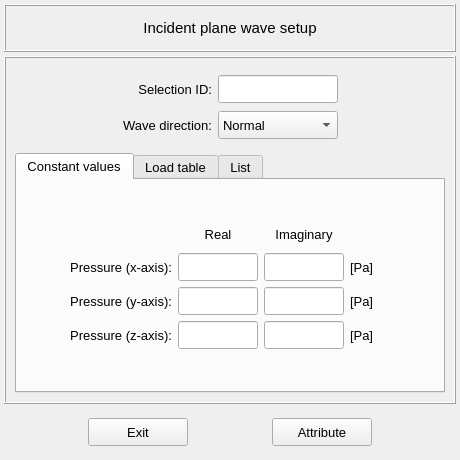
First picture: the form in vibra/interface/data/ui_files/model/setup/acoustic/incident_plane_wave_inputs.ui, repository MOPT-UFSC/VIBRA, before the edit.
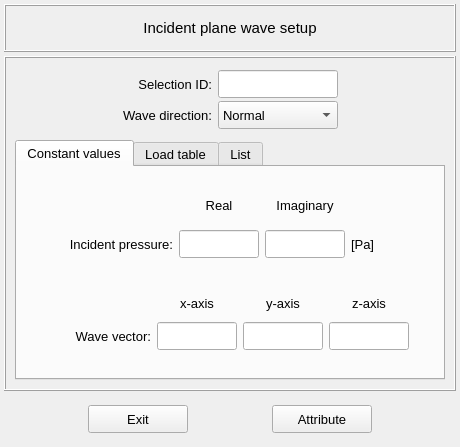
Second picture: the form after the edit.

Commit message: Implement the wave vector for the incident plane wave boundary condition

What changed in the file:
```diff
--- a/vibra/interface/data/ui_files/model/setup/acoustic/incident_plane_wave_inputs.ui
+++ b/vibra/interface/data/ui_files/model/setup/acoustic/incident_plane_wave_inputs.ui
@@ -10,7 +10,7 @@
     <x>0</x>
     <y>0</y>
     <width>460</width>
-    <height>460</height>
+    <height>447</height>
    </rect>
   </property>
   <property name="sizePolicy">
@@ -84,12 +84,203 @@
       <enum>QFrame::Raised</enum>
      </property>
      <layout class="QGridLayout" name="gridLayout_4">
+      <item row="0" column="0" rowspan="2">
+       <widget class="QFrame" name="frame_4">
+        <property name="minimumSize">
+         <size>
+          <width>360</width>
+          <height>40</height>
+         </size>
+        </property>
+        <property name="maximumSize">
+         <size>
+          <width>16777215</width>
+          <height>80</height>
+         </size>
+        </property>
+        <property name="frameShape">
+         <enum>QFrame::NoFrame</enum>
+        </property>
+        <property name="frameShadow">
+         <enum>QFrame::Raised</enum>
+        </property>
+        <layout class="QGridLayout" name="gridLayout_5">
+         <property name="leftMargin">
+          <number>2</number>
+         </property>
+         <property name="topMargin">
+          <number>2</number>
+         </property>
+         <property name="rightMargin">
+          <number>2</number>
+         </property>
+         <property name="bottomMargin">
+          <number>2</number>
+         </property>
+         <property name="horizontalSpacing">
+          <number>6</number>
+         </property>
+         <property name="verticalSpacing">
+          <number>2</number>
+         </property>
+         <item row="0" column="3">
+          <spacer name="horizontalSpacer">
+           <property name="orientation">
+            <enum>Qt::Horizontal</enum>
+           </property>
+           <property name="sizeHint" stdset="0">
+            <size>
+             <width>40</width>
+             <height>20</height>
+            </size>
+           </property>
+          </spacer>
+         </item>
+         <item row="0" column="0">
+          <spacer name="horizontalSpacer_2">
+           <property name="orientation">
+            <enum>Qt::Horizontal</enum>
+           </property>
+           <property name="sizeHint" stdset="0">
+            <size>
+             <width>40</width>
+             <height>20</height>
+            </size>
+           </property>
+          </spacer>
+         </item>
+         <item row="0" column="1">
+          <widget class="QLabel" name="label_2">
+           <property name="minimumSize">
+            <size>
+             <width>80</width>
+             <height>28</height>
+            </size>
+           </property>
+           <property name="maximumSize">
+            <size>
+             <width>120</width>
+             <height>28</height>
+            </size>
+           </property>
+           <property name="font">
+            <font>
+             <pointsize>10</pointsize>
+            </font>
+           </property>
+           <property name="text">
+            <string>Selection ID:</string>
+           </property>
+           <property name="alignment">
+            <set>Qt::AlignRight|Qt::AlignTrailing|Qt::AlignVCenter</set>
+           </property>
+          </widget>
+         </item>
+         <item row="0" column="2">
+          <widget class="QLineEdit" name="lineEdit_selection_id">
+           <property name="minimumSize">
+            <size>
+             <width>120</width>
+             <height>28</height>
+            </size>
+           </property>
+           <property name="maximumSize">
+            <size>
+             <width>120</width>
+             <height>28</height>
+            </size>
+           </property>
+           <property name="font">
+            <font>
+             <family>MS Shell Dlg 2</family>
+             <pointsize>10</pointsize>
+             <weight>50</weight>
+             <italic>false</italic>
+             <bold>false</bold>
+            </font>
+           </property>
+           <property name="focusPolicy">
+            <enum>Qt::ClickFocus</enum>
+           </property>
+           <property name="styleSheet">
+            <string notr="true"/>
+           </property>
+           <property name="alignment">
+            <set>Qt::AlignCenter</set>
+           </property>
+          </widget>
+         </item>
+         <item row="1" column="1">
+          <widget class="QLabel" name="label_19">
+           <property name="minimumSize">
+            <size>
+             <width>80</width>
+             <height>28</height>
+            </size>
+           </property>
+           <property name="maximumSize">
+            <size>
+             <width>120</width>
+             <height>28</height>
+            </size>
+           </property>
+           <property name="font">
+            <font>
+             <family>MS Shell Dlg 2</family>
+             <pointsize>10</pointsize>
+             <weight>50</weight>
+             <italic>false</italic>
+             <bold>false</bold>
+            </font>
+           </property>
+           <property name="text">
+            <string>Wave direction:</string>
+           </property>
+           <property name="alignment">
+            <set>Qt::AlignRight|Qt::AlignTrailing|Qt::AlignVCenter</set>
+           </property>
+          </widget>
+         </item>
+         <item row="1" column="2">
+          <widget class="QComboBox" name="comboBox_wave_direction">
+           <property name="minimumSize">
+            <size>
+             <width>120</width>
+             <height>28</height>
+            </size>
+           </property>
+           <property name="maximumSize">
+            <size>
+             <width>16777215</width>
+             <height>28</height>
+            </size>
+           </property>
+           <property name="font">
+            <font>
+             <pointsize>10</pointsize>
+            </font>
+           </property>
+           <item>
+            <property name="text">
+             <string>Normal</string>
+            </property>
+           </item>
+           <item>
+            <property name="text">
+             <string>Components</string>
+            </property>
+           </item>
+          </widget>
+         </item>
+        </layout>
+       </widget>
+      </item>
       <item row="2" column="0">
        <widget class="QTabWidget" name="tabWidget_main">
         <property name="minimumSize">
          <size>
           <width>360</width>
-          <height>240</height>
+          <height>200</height>
          </size>
         </property>
         <property name="maximumSize">
@@ -126,7 +317,301 @@
           <property name="spacing">
            <number>2</number>
           </property>
+          <item row="4" column="0">
+           <spacer name="verticalSpacer_5">
+            <property name="orientation">
+             <enum>Qt::Vertical</enum>
+            </property>
+            <property name="sizeHint" stdset="0">
+             <size>
+              <width>20</width>
+              <height>40</height>
+             </size>
+            </property>
+           </spacer>
+          </item>
+          <item row="3" column="0">
+           <widget class="QFrame" name="frame_wave_vector">
+            <property name="frameShape">
+             <enum>QFrame::NoFrame</enum>
+            </property>
+            <property name="frameShadow">
+             <enum>QFrame::Raised</enum>
+            </property>
+            <layout class="QGridLayout" name="gridLayout_10">
+             <item row="1" column="4">
+              <widget class="QLineEdit" name="lineEdit_direction_z">
+               <property name="minimumSize">
+                <size>
+                 <width>80</width>
+                 <height>28</height>
+                </size>
+               </property>
+               <property name="maximumSize">
+                <size>
+                 <width>80</width>
+                 <height>28</height>
+                </size>
+               </property>
+               <property name="font">
+                <font>
+                 <family>MS Shell Dlg 2</family>
+                 <pointsize>10</pointsize>
+                 <weight>50</weight>
+                 <italic>false</italic>
+                 <bold>false</bold>
+                </font>
+               </property>
+               <property name="styleSheet">
+                <string notr="true"/>
+               </property>
+               <property name="alignment">
+                <set>Qt::AlignCenter</set>
+               </property>
+              </widget>
+             </item>
+             <item row="1" column="3">
+              <widget class="QLineEdit" name="lineEdit_direction_y">
+               <property name="minimumSize">
+                <size>
+                 <width>80</width>
+                 <height>28</height>
+                </size>
+               </property>
+               <property name="maximumSize">
+                <size>
+                 <width>80</width>
+                 <height>28</height>
+                </size>
+               </property>
+               <property name="font">
+                <font>
+                 <family>MS Shell Dlg 2</family>
+                 <pointsize>10</pointsize>
+                 <weight>50</weight>
+                 <italic>false</italic>
+                 <bold>false</bold>
+                </font>
+               </property>
+               <property name="styleSheet">
+                <string notr="true"/>
+               </property>
+               <property name="alignment">
+                <set>Qt::AlignCenter</set>
+               </property>
+              </widget>
+             </item>
+             <item row="0" column="2">
+              <widget class="QLabel" name="label_x_axis">
+               <property name="minimumSize">
+                <size>
+                 <width>80</width>
+                 <height>26</height>
+                </size>
+               </property>
+               <property name="maximumSize">
+                <size>
+                 <width>80</width>
+                 <height>26</height>
+                </size>
+               </property>
+               <property name="font">
+                <font>
+                 <family>MS Shell Dlg 2</family>
+                 <pointsize>10</pointsize>
+                 <weight>50</weight>
+                 <italic>false</italic>
+                 <bold>false</bold>
+                </font>
+               </property>
+               <property name="text">
+                <string>x-axis</string>
+               </property>
+               <property name="alignment">
+                <set>Qt::AlignCenter</set>
+               </property>
+              </widget>
+             </item>
+             <item row="0" column="4">
+              <widget class="QLabel" name="label_z_axis">
+               <property name="minimumSize">
+                <size>
+                 <width>80</width>
+                 <height>26</height>
+                </size>
+               </property>
+               <property name="maximumSize">
+                <size>
+                 <width>80</width>
+                 <height>26</height>
+                </size>
+               </property>
+               <property name="font">
+                <font>
+                 <family>MS Shell Dlg 2</family>
+                 <pointsize>10</pointsize>
+                 <weight>50</weight>
+                 <italic>false</italic>
+                 <bold>false</bold>
+                </font>
+               </property>
+               <property name="text">
+                <string>z-axis</string>
+               </property>
+               <property name="alignment">
+                <set>Qt::AlignCenter</set>
+               </property>
+              </widget>
+             </item>
+             <item row="0" column="3">
+              <widget class="QLabel" name="label_y_axis">
+               <property name="minimumSize">
+                <size>
+                 <width>80</width>
+                 <height>26</height>
+                </size>
+               </property>
+               <property name="maximumSize">
+                <size>
+                 <width>80</width>
+                 <height>26</height>
+                </size>
+               </property>
+               <property name="font">
+                <font>
+                 <family>MS Shell Dlg 2</family>
+                 <pointsize>10</pointsize>
+                 <weight>50</weight>
+                 <italic>false</italic>
+                 <bold>false</bold>
+                </font>
+               </property>
+               <property name="text">
+                <string>y-axis</string>
+               </property>
+               <property name="alignment">
+                <set>Qt::AlignCenter</set>
+               </property>
+              </widget>
+             </item>
+             <item row="1" column="2">
+              <widget class="QLineEdit" name="lineEdit_direction_x">
+               <property name="minimumSize">
+                <size>
+                 <width>80</width>
+                 <height>28</height>
+                </size>
+               </property>
+               <property name="maximumSize">
+                <size>
+                 <width>80</width>
+                 <height>28</height>
+                </size>
+               </property>
+               <property name="font">
+                <font>
+                 <family>MS Shell Dlg 2</family>
+                 <pointsize>10</pointsize>
+                 <weight>50</weight>
+                 <italic>false</italic>
+                 <bold>false</bold>
+                </font>
+               </property>
+               <property name="styleSheet">
+                <string notr="true"/>
+               </property>
+               <property name="alignment">
+                <set>Qt::AlignCenter</set>
+               </property>
+              </widget>
+             </item>
+             <item row="1" column="1">
+              <widget class="QLabel" name="label_wave_vector">
+               <property name="minimumSize">
+                <size>
+                 <width>100</width>
+                 <height>28</height>
+                </size>
+               </property>
+               <property name="maximumSize">
+                <size>
+                 <width>140</width>
+                 <height>28</height>
+                </size>
+               </property>
+               <property name="font">
+                <font>
+                 <family>MS Shell Dlg 2</family>
+                 <pointsize>10</pointsize>
+                 <weight>50</weight>
+                 <italic>false</italic>
+                 <bold>false</bold>
+                </font>
+               </property>
+               <property name="text">
+                <string>Wave vector:</string>
+               </property>
+               <property name="alignment">
+                <set>Qt::AlignRight|Qt::AlignTrailing|Qt::AlignVCenter</set>
+               </property>
+              </widget>
+             </item>
+             <item row="1" column="0">
+              <spacer name="horizontalSpacer_6">
+               <property name="orientation">
+                <enum>Qt::Horizontal</enum>
+               </property>
+               <property name="sizeHint" stdset="0">
+                <size>
+                 <width>40</width>
+                 <height>20</height>
+                </size>
+               </property>
+              </spacer>
+             </item>
+             <item row="1" column="5">
+              <spacer name="horizontalSpacer_5">
+               <property name="orientation">
+                <enum>Qt::Horizontal</enum>
+               </property>
+               <property name="sizeHint" stdset="0">
+                <size>
+                 <width>40</width>
+                 <height>20</height>
+                </size>
+               </property>
+              </spacer>
+             </item>
+            </layout>
+           </widget>
+          </item>
           <item row="0" column="0">
+           <spacer name="verticalSpacer">
+            <property name="orientation">
+             <enum>Qt::Vertical</enum>
+            </property>
+            <property name="sizeHint" stdset="0">
+             <size>
+              <width>20</width>
+              <height>40</height>
+             </size>
+            </property>
+           </spacer>
+          </item>
+          <item row="2" column="0">
+           <spacer name="verticalSpacer_2">
+            <property name="orientation">
+             <enum>Qt::Vertical</enum>
+            </property>
+            <property name="sizeHint" stdset="0">
+             <size>
+              <width>20</width>
+              <height>40</height>
+             </size>
+            </property>
+           </spacer>
+          </item>
+          <item row="1" column="0">
            <widget class="QFrame" name="frame_8">
             <property name="minimumSize">
              <size>
@@ -167,18 +652,18 @@
              <property name="spacing">
               <number>6</number>
              </property>
-             <item row="3" column="4">
-              <widget class="QLabel" name="label_21">
+             <item row="2" column="3">
+              <widget class="QLabel" name="label_5">
                <property name="minimumSize">
                 <size>
-                 <width>40</width>
-                 <height>28</height>
+                 <width>80</width>
+                 <height>26</height>
                 </size>
                </property>
                <property name="maximumSize">
                 <size>
-                 <width>60</width>
-                 <height>28</height>
+                 <width>80</width>
+                 <height>26</height>
                 </size>
                </property>
                <property name="font">
@@ -191,10 +676,10 @@
                 </font>
                </property>
                <property name="text">
-                <string>[Pa]</string>
+                <string>Imaginary</string>
                </property>
                <property name="alignment">
-                <set>Qt::AlignLeading|Qt::AlignLeft|Qt::AlignVCenter</set>
+                <set>Qt::AlignCenter</set>
                </property>
               </widget>
              </item>
@@ -242,8 +727,39 @@
                </property>
               </spacer>
              </item>
-             <item row="3" column="2">
-              <widget class="QLineEdit" name="lineEdit_real_value_x">
+             <item row="3" column="4">
+              <widget class="QLabel" name="label_21">
+               <property name="minimumSize">
+                <size>
+                 <width>40</width>
+                 <height>28</height>
+                </size>
+               </property>
+               <property name="maximumSize">
+                <size>
+                 <width>60</width>
+                 <height>28</height>
+                </size>
+               </property>
+               <property name="font">
+                <font>
+                 <family>MS Shell Dlg 2</family>
+                 <pointsize>10</pointsize>
+                 <weight>50</weight>
+                 <italic>false</italic>
+                 <bold>false</bold>
+                </font>
+               </property>
+               <property name="text">
+                <string>[Pa]</string>
+               </property>
+               <property name="alignment">
+                <set>Qt::AlignLeading|Qt::AlignLeft|Qt::AlignVCenter</set>
+               </property>
+              </widget>
+             </item>
+             <item row="3" column="3">
+              <widget class="QLineEdit" name="lineEdit_incident_pressure_imag">
                <property name="minimumSize">
                 <size>
                  <width>80</width>
@@ -286,32 +802,6 @@
                </property>
               </spacer>
              </item>
-             <item row="0" column="2">
-              <spacer name="verticalSpacer">
-               <property name="orientation">
-                <enum>Qt::Vertical</enum>
-               </property>
-               <property name="sizeHint" stdset="0">
-                <size>
-                 <width>20</width>
-                 <height>40</height>
-                </size>
-               </property>
-              </spacer>
-             </item>
-             <item row="6" column="2">
-              <spacer name="verticalSpacer_2">
-               <property name="orientation">
-                <enum>Qt::Vertical</enum>
-               </property>
-               <property name="sizeHint" stdset="0">
-                <size>
-                 <width>20</width>
-                 <height>40</height>
-                </size>
-               </property>
-              </spacer>
-             </item>
              <item row="3" column="1">
               <widget class="QLabel" name="label_component_x">
                <property name="minimumSize">
@@ -336,294 +826,15 @@
                 </font>
                </property>
                <property name="text">
-                <string>Pressure (x-axis):</string>
+                <string>Incident pressure:</string>
                </property>
                <property name="alignment">
                 <set>Qt::AlignRight|Qt::AlignTrailing|Qt::AlignVCenter</set>
                </property>
               </widget>
              </item>
-             <item row="3" column="3">
-              <widget class="QLineEdit" name="lineEdit_imag_value_x">
-               <property name="minimumSize">
-                <size>
-                 <width>80</width>
-                 <height>28</height>
-                </size>
-               </property>
-               <property name="maximumSize">
-                <size>
-                 <width>80</width>
-                 <height>28</height>
-                </size>
-               </property>
-               <property name="font">
-                <font>
-                 <family>MS Shell Dlg 2</family>
-                 <pointsize>10</pointsize>
-                 <weight>50</weight>
-                 <italic>false</italic>
-                 <bold>false</bold>
-                </font>
-               </property>
-               <property name="styleSheet">
-                <string notr="true"/>
-               </property>
-               <property name="alignment">
-                <set>Qt::AlignCenter</set>
-               </property>
-              </widget>
-             </item>
-             <item row="2" column="3">
-              <widget class="QLabel" name="label_5">
-               <property name="minimumSize">
-                <size>
-                 <width>80</width>
-                 <height>26</height>
-                </size>
-               </property>
-               <property name="maximumSize">
-                <size>
-                 <width>80</width>
-                 <height>26</height>
-                </size>
-               </property>
-               <property name="font">
-                <font>
-                 <family>MS Shell Dlg 2</family>
-                 <pointsize>10</pointsize>
-                 <weight>50</weight>
-                 <italic>false</italic>
-                 <bold>false</bold>
-                </font>
-               </property>
-               <property name="text">
-                <string>Imaginary</string>
-               </property>
-               <property name="alignment">
-                <set>Qt::AlignCenter</set>
-               </property>
-              </widget>
-             </item>
-             <item row="4" column="2">
-              <widget class="QLineEdit" name="lineEdit_real_value_y">
-               <property name="minimumSize">
-                <size>
-                 <width>80</width>
-                 <height>28</height>
-                </size>
-               </property>
-               <property name="maximumSize">
-                <size>
-                 <width>80</width>
-                 <height>28</height>
-                </size>
-               </property>
-               <property name="font">
-                <font>
-                 <family>MS Shell Dlg 2</family>
-                 <pointsize>10</pointsize>
-                 <weight>50</weight>
-                 <italic>false</italic>
-                 <bold>false</bold>
-                </font>
-               </property>
-               <property name="styleSheet">
-                <string notr="true"/>
-               </property>
-               <property name="alignment">
-                <set>Qt::AlignCenter</set>
-               </property>
-              </widget>
-             </item>
-             <item row="4" column="3">
-              <widget class="QLineEdit" name="lineEdit_imag_value_y">
-               <property name="minimumSize">
-                <size>
-                 <width>80</width>
-                 <height>28</height>
-                </size>
-               </property>
-               <property name="maximumSize">
-                <size>
-                 <width>80</width>
-                 <height>28</height>
-                </size>
-               </property>
-               <property name="font">
-                <font>
-                 <family>MS Shell Dlg 2</family>
-                 <pointsize>10</pointsize>
-                 <weight>50</weight>
-                 <italic>false</italic>
-                 <bold>false</bold>
-                </font>
-               </property>
-               <property name="styleSheet">
-                <string notr="true"/>
-               </property>
-               <property name="alignment">
-                <set>Qt::AlignCenter</set>
-               </property>
-              </widget>
-             </item>
-             <item row="4" column="4">
-              <widget class="QLabel" name="label_22">
-               <property name="minimumSize">
-                <size>
-                 <width>40</width>
-                 <height>28</height>
-                </size>
-               </property>
-               <property name="maximumSize">
-                <size>
-                 <width>60</width>
-                 <height>28</height>
-                </size>
-               </property>
-               <property name="font">
-                <font>
-                 <family>MS Shell Dlg 2</family>
-                 <pointsize>10</pointsize>
-                 <weight>50</weight>
-                 <italic>false</italic>
-                 <bold>false</bold>
-                </font>
-               </property>
-               <property name="text">
-                <string>[Pa]</string>
-               </property>
-               <property name="alignment">
-                <set>Qt::AlignLeading|Qt::AlignLeft|Qt::AlignVCenter</set>
-               </property>
-              </widget>
-             </item>
-             <item row="5" column="4">
-              <widget class="QLabel" name="label_24">
-               <property name="minimumSize">
-                <size>
-                 <width>40</width>
-                 <height>28</height>
-                </size>
-               </property>
-               <property name="maximumSize">
-                <size>
-                 <width>60</width>
-                 <height>28</height>
-                </size>
-               </property>
-               <property name="font">
-                <font>
-                 <family>MS Shell Dlg 2</family>
-                 <pointsize>10</pointsize>
-                 <weight>50</weight>
-                 <italic>false</italic>
-                 <bold>false</bold>
-                </font>
-               </property>
-               <property name="text">
-                <string>[Pa]</string>
-               </property>
-               <property name="alignment">
-                <set>Qt::AlignLeading|Qt::AlignLeft|Qt::AlignVCenter</set>
-               </property>
-              </widget>
-             </item>
-             <item row="4" column="1">
-              <widget class="QLabel" name="label_component_y">
-               <property name="minimumSize">
-                <size>
-                 <width>100</width>
-                 <height>28</height>
-                </size>
-               </property>
-               <property name="maximumSize">
-                <size>
-                 <width>140</width>
-                 <height>28</height>
-                </size>
-               </property>
-               <property name="font">
-                <font>
-                 <family>MS Shell Dlg 2</family>
-                 <pointsize>10</pointsize>
-                 <weight>50</weight>
-                 <italic>false</italic>
-                 <bold>false</bold>
-                </font>
-               </property>
-               <property name="text">
-                <string>Pressure (y-axis):</string>
-               </property>
-               <property name="alignment">
-                <set>Qt::AlignRight|Qt::AlignTrailing|Qt::AlignVCenter</set>
-               </property>
-              </widget>
-             </item>
-             <item row="5" column="2">
-              <widget class="QLineEdit" name="lineEdit_real_value_z">
-               <property name="minimumSize">
-                <size>
-                 <width>80</width>
-                 <height>28</height>
-                </size>
-               </property>
-               <property name="maximumSize">
-                <size>
-                 <width>80</width>
-                 <height>28</height>
-                </size>
-               </property>
-               <property name="font">
-                <font>
-                 <family>MS Shell Dlg 2</family>
-                 <pointsize>10</pointsize>
-                 <weight>50</weight>
-                 <italic>false</italic>
-                 <bold>false</bold>
-                </font>
-               </property>
-               <property name="styleSheet">
-                <string notr="true"/>
-               </property>
-               <property name="alignment">
-                <set>Qt::AlignCenter</set>
-               </property>
-              </widget>
-             </item>
-             <item row="5" column="1">
-              <widget class="QLabel" name="label_component_z">
-               <property name="minimumSize">
-                <size>
-                 <width>100</width>
-                 <height>28</height>
-                </size>
-               </property>
-               <property name="maximumSize">
-                <size>
-                 <width>140</width>
-                 <height>28</height>
-                </size>
-               </property>
-               <property name="font">
-                <font>
-                 <family>MS Shell Dlg 2</family>
-                 <pointsize>10</pointsize>
-                 <weight>50</weight>
-                 <italic>false</italic>
-                 <bold>false</bold>
-                </font>
-               </property>
-               <property name="text">
-                <string>Pressure (z-axis):</string>
-               </property>
-               <property name="alignment">
-                <set>Qt::AlignRight|Qt::AlignTrailing|Qt::AlignVCenter</set>
-               </property>
-              </widget>
-             </item>
-             <item row="5" column="3">
-              <widget class="QLineEdit" name="lineEdit_imag_value_z">
+             <item row="3" column="2">
+              <widget class="QLineEdit" name="lineEdit_incident_pressure_real">
                <property name="minimumSize">
                 <size>
                  <width>80</width>
@@ -1251,6 +1462,14 @@
               <set>AlignCenter</set>
              </property>
             </column>
+            <column>
+             <property name="text">
+              <string>Wave vector</string>
+             </property>
+             <property name="textAlignment">
+              <set>AlignCenter</set>
+             </property>
+            </column>
             <column>
              <property name="text">
               <string>Values</string>
@@ -1265,197 +1484,6 @@
         </widget>
        </widget>
       </item>
-      <item row="0" column="0" rowspan="2">
-       <widget class="QFrame" name="frame_4">
-        <property name="minimumSize">
-         <size>
-          <width>360</width>
-          <height>40</height>
-         </size>
-        </property>
-        <property name="maximumSize">
-         <size>
-          <width>16777215</width>
-          <height>80</height>
-         </size>
-        </property>
-        <property name="frameShape">
-         <enum>QFrame::NoFrame</enum>
-        </property>
-        <property name="frameShadow">
-         <enum>QFrame::Raised</enum>
-        </property>
-        <layout class="QGridLayout" name="gridLayout_5">
-         <property name="leftMargin">
-          <number>2</number>
-         </property>
-         <property name="topMargin">
-          <number>2</number>
-         </property>
-         <property name="rightMargin">
-          <number>2</number>
-         </property>
-         <property name="bottomMargin">
-          <number>2</number>
-         </property>
-         <property name="horizontalSpacing">
-          <number>6</number>
-         </property>
-         <property name="verticalSpacing">
-          <number>2</number>
-         </property>
-         <item row="0" column="3">
-          <spacer name="horizontalSpacer">
-           <property name="orientation">
-            <enum>Qt::Horizontal</enum>
-           </property>
-           <property name="sizeHint" stdset="0">
-            <size>
-             <width>40</width>
-             <height>20</height>
-            </size>
-           </property>
-          </spacer>
-         </item>
-         <item row="0" column="0">
-          <spacer name="horizontalSpacer_2">
-           <property name="orientation">
-            <enum>Qt::Horizontal</enum>
-           </property>
-           <property name="sizeHint" stdset="0">
-            <size>
-             <width>40</width>
-             <height>20</height>
-            </size>
-           </property>
-          </spacer>
-         </item>
-         <item row="0" column="1">
-          <widget class="QLabel" name="label_2">
-           <property name="minimumSize">
-            <size>
-             <width>80</width>
-             <height>28</height>
-            </size>
-           </property>
-           <property name="maximumSize">
-            <size>
-             <width>120</width>
-             <height>28</height>
-            </size>
-           </property>
-           <property name="font">
-            <font>
-             <pointsize>10</pointsize>
-            </font>
-           </property>
-           <property name="text">
-            <string>Selection ID:</string>
-           </property>
-           <property name="alignment">
-            <set>Qt::AlignRight|Qt::AlignTrailing|Qt::AlignVCenter</set>
-           </property>
-          </widget>
-         </item>
-         <item row="0" column="2">
-          <widget class="QLineEdit" name="lineEdit_selection_id">
-           <property name="minimumSize">
-            <size>
-             <width>120</width>
-             <height>28</height>
-            </size>
-           </property>
-           <property name="maximumSize">
-            <size>
-             <width>120</width>
-             <height>28</height>
-            </size>
-           </property>
-           <property name="font">
-            <font>
-             <family>MS Shell Dlg 2</family>
-             <pointsize>10</pointsize>
-             <weight>50</weight>
-             <italic>false</italic>
-             <bold>false</bold>
-            </font>
-           </property>
-           <property name="focusPolicy">
-            <enum>Qt::ClickFocus</enum>
-           </property>
-           <property name="styleSheet">
-            <string notr="true"/>
-           </property>
-           <property name="alignment">
-            <set>Qt::AlignCenter</set>
-           </property>
-          </widget>
-         </item>
-         <item row="1" column="1">
-          <widget class="QLabel" name="label_19">
-           <property name="minimumSize">
-            <size>
-             <width>80</width>
-             <height>28</height>
-            </size>
-           </property>
-           <property name="maximumSize">
-            <size>
-             <width>120</width>
-             <height>28</height>
-            </size>
-           </property>
-           <property name="font">
-            <font>
-             <family>MS Shell Dlg 2</family>
-             <pointsize>10</pointsize>
-             <weight>50</weight>
-             <italic>false</italic>
-             <bold>false</bold>
-            </font>
-           </property>
-           <property name="text">
-            <string>Wave direction:</string>
-           </property>
-           <property name="alignment">
-            <set>Qt::AlignRight|Qt::AlignTrailing|Qt::AlignVCenter</set>
-           </property>
-          </widget>
-         </item>
-         <item row="1" column="2">
-          <widget class="QComboBox" name="comboBox_wave_direction">
-           <property name="minimumSize">
-            <size>
-             <width>120</width>
-             <height>28</height>
-            </size>
-           </property>
-           <property name="maximumSize">
-            <size>
-             <width>16777215</width>
-             <height>28</height>
-            </size>
-           </property>
-           <property name="font">
-            <font>
-             <pointsize>10</pointsize>
-            </font>
-           </property>
-           <item>
-            <property name="text">
-             <string>Normal</string>
-            </property>
-           </item>
-           <item>
-            <property name="text">
-             <string>Components</string>
-            </property>
-           </item>
-          </widget>
-         </item>
-        </layout>
-       </widget>
-      </item>
      </layout>
     </widget>
    </item>
@@ -1559,6 +1587,37 @@
       <property name="spacing">
        <number>0</number>
       </property>
+      <item row="0" column="0">
+       <widget class="QPushButton" name="pushButton_exit">
+        <property name="minimumSize">
+         <size>
+          <width>100</width>
+          <height>28</height>
+         </size>
+        </property>
+        <property name="maximumSize">
+         <size>
+          <width>100</width>
+          <height>28</height>
+         </size>
+        </property>
+        <property name="font">
+         <font>
+          <family>MS Shell Dlg 2</family>
+          <pointsize>10</pointsize>
+          <weight>50</weight>
+          <italic>false</italic>
+          <bold>false</bold>
+         </font>
+        </property>
+        <property name="styleSheet">
+         <string notr="true"/>
+        </property>
+        <property name="text">
+         <string>Exit</string>
+        </property>
+       </widget>
+      </item>
       <item row="0" column="1">
        <widget class="QPushButton" name="pushButton_attribute">
         <property name="minimumSize">
@@ -1590,37 +1649,6 @@
         </property>
        </widget>
       </item>
-      <item row="0" column="0">
-       <widget class="QPushButton" name="pushButton_exit">
-        <property name="minimumSize">
-         <size>
-          <width>100</width>
-          <height>28</height>
-         </size>
-        </property>
-        <property name="maximumSize">
-         <size>
-          <width>100</width>
-          <height>28</height>
-         </size>
-        </property>
-        <property name="font">
-         <font>
-          <family>MS Shell Dlg 2</family>
-          <pointsize>10</pointsize>
-          <weight>50</weight>
-          <italic>false</italic>
-          <bold>false</bold>
-         </font>
-        </property>
-        <property name="styleSheet">
-         <string notr="true"/>
-        </property>
-        <property name="text">
-         <string>Exit</string>
-        </property>
-       </widget>
-      </item>
      </layout>
     </widget>
    </item>
```
Left out of the diff: 20 changed lines with no effect on the pictures. The commit also changes 3 other files.
